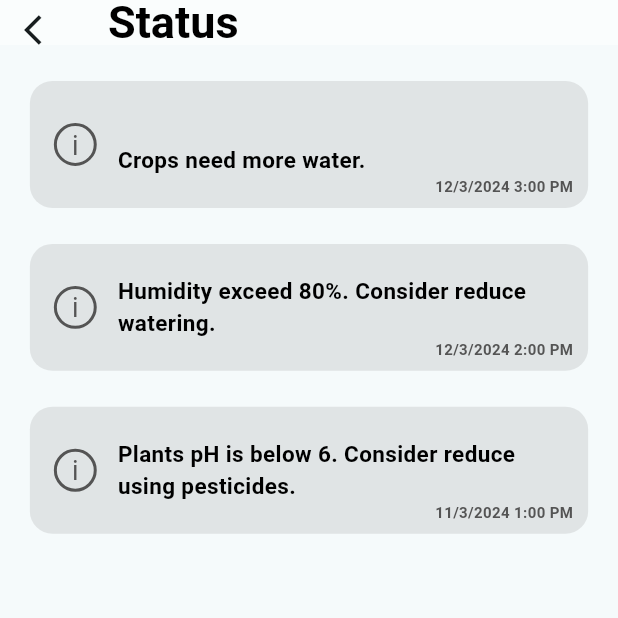
After one commit to aidilaqif/growhub, a Flutter app: the screen it shows after launch, after a tap on an icon or button, on a phone screen of 412 x 824 dp, the top half of it. The commit adds this screen. Run offline on Flutter 3.47's test engine with Material 3 defaults, Android fonts, the light colour scheme and no system bars.

Commit message:
status page ui created

```diff
--- a/lib/home_page.dart
+++ b/lib/home_page.dart
@@ -1,5 +1,7 @@
+
 import 'package:flutter/material.dart';
-import 'package:flutter/widgets.dart';
+
+import 'package:growhub/status_page.dart';
 
 class HomePage extends StatelessWidget {
   const HomePage({super.key});
@@ -73,7 +75,11 @@ class HomePage extends StatelessWidget {
               child: Row(
                 mainAxisAlignment: MainAxisAlignment.center,
                 children: [
-                  Container(
+                  GestureDetector(
+                    onTap: (){
+                      Navigator.of(context).push(MaterialPageRoute(builder: (context) => StatusPage()));
+                    },
+                    child: Container(
                       height: 30,
                       width: 30,
                       decoration: BoxDecoration(
@@ -92,6 +98,7 @@ class HomePage extends StatelessWidget {
                             color: Colors.black54
                           ),
                           )),
+                    ),
                   ),
                   const SizedBox(
                     width: 20,
--- /dev/null
+++ b/lib/status_items.dart
@@ -0,0 +1,25 @@
+class StatusItems {
+  final String status;
+  final String date;
+  final String time;
+
+  StatusItems({required this.status, required this.date, required this.time});
+
+  static List<StatusItems> statusItems = [
+    StatusItems(
+      status: 'Crops need more water.',
+      date: '12/3/2024',
+      time: '3:00 PM',
+    ),
+    StatusItems(
+      status: 'Humidity exceed 80%. Consider reduce watering.',
+      date: '12/3/2024',
+      time: '2:00 PM',
+    ),
+    StatusItems(
+      status: 'Plants pH is below 6. Consider reduce using pesticides.',
+      date: '11/3/2024',
+      time: '1:00 PM',
+    ),
+  ];
+}
--- /dev/null
+++ b/lib/status_items_widget.dart
@@ -0,0 +1,99 @@
+import 'package:flutter/material.dart';
+import 'package:growhub/status_items.dart';
+
+class StatusItemsWidget extends StatelessWidget {
+  final StatusItems statusItems;
+
+  const StatusItemsWidget({
+    super.key,
+    required this.statusItems,
+  });
+
+  @override
+  Widget build(BuildContext context) {
+    return SizedBox(
+      height: 108.6,
+      child: Column(
+        children: [
+          const SizedBox(
+            height: 24,
+          ),
+          Container(
+            width: 372.2,
+            height: 84.6,
+            decoration: BoxDecoration(
+              color: const Color(0XFFE0E4E5),
+              borderRadius: BorderRadius.circular(15)
+            ),
+            child: Row(
+              children: [
+                const SizedBox(
+                  width: 16,
+                ),
+                Container(
+                  height: 28.6,
+                  width: 28.6,
+                  decoration: BoxDecoration(
+                    color: Colors.transparent,
+                    border: Border.all(
+                      width: 2,
+                      color: const Color(0XFF545454),
+                    ),
+                    shape: BoxShape.circle,
+                  ),
+                  child: const Center(
+                    child: Text(
+                      "i",
+                      style: TextStyle(
+                        fontSize: 18,
+                        color: Color(0XFF545454),
+                      ),
+                    )
+                  ),
+                ),
+                const SizedBox(
+                  width: 14,
+                ),
+                SizedBox(
+                  width: 303.6,
+                  child: Column(
+                    children: [
+                      SizedBox(
+                        height: 63,
+                        child: Align(
+                          alignment: Alignment.bottomLeft,
+                          child: Text(
+                            statusItems.status,
+                            style: const TextStyle(
+                              fontSize: 15,
+                              color: Colors.black,
+                              fontWeight: FontWeight.bold
+                            ),
+                          ),
+                        ),
+                      ),
+                      Align(
+                        alignment: Alignment.bottomRight,
+                        child: Text(
+                          ('${statusItems.date} ${statusItems.time}'),
+                          style: const TextStyle(
+                            fontSize: 10,
+                            color: Color(0XFF545454),
+                            fontWeight: FontWeight.w600
+                          ),
+                          ),
+                      )
+                    ],
+                  ),
+                ),
+                const SizedBox(
+                  width: 10,
+                )
+              ],
+            ),
+          )
+        ],
+      ),
+    );
+  }
+}
--- /dev/null
+++ b/lib/status_page.dart
@@ -0,0 +1,44 @@
+import 'package:flutter/material.dart';
+import 'package:growhub/status_items.dart';
+import 'package:growhub/status_items_widget.dart';
+
+class StatusPage extends StatelessWidget {
+  const StatusPage({super.key});
+
+  @override
+  Widget build(BuildContext context) {
+    return Scaffold(
+      appBar: AppBar(
+        toolbarHeight: 30,
+        backgroundColor: Colors.white54,
+        leading: Builder(
+          builder: (BuildContext context){
+            return IconButton(
+              onPressed: (){
+                Navigator.pop(context);
+              },
+              icon: const Icon(Icons.arrow_back_ios),
+              );
+          }
+        ),
+        title: const Text(
+          "Status",
+          style: TextStyle(
+            fontSize: 30,
+            color: Colors.black,
+            fontWeight: FontWeight.bold,
+          ),
+          ),
+      ),
+      body: Center(
+        child: ListView.builder(
+          scrollDirection: Axis.vertical,
+          itemCount: StatusItems.statusItems.length,
+          itemBuilder: (context, index){
+            return StatusItemsWidget(statusItems: StatusItems.statusItems[index]);
+          },
+        ),
+      )
+    );
+  }
+}
```
Lines whose indentation alone changed are shown as unchanged.
